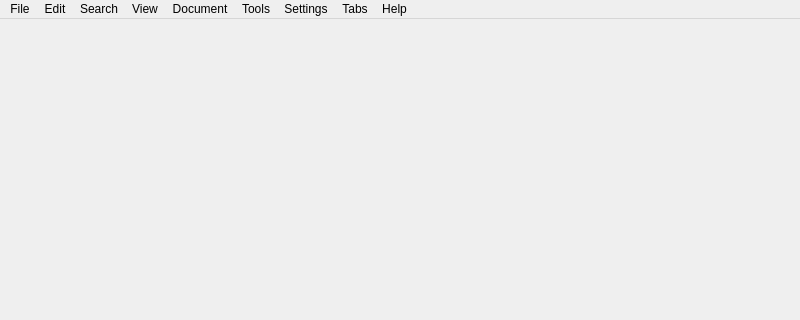
Old version of the form forms/mainwindow.ui in the repository copperspice/diamond; both pictures show x 0 to 800 and y 0 to 320 of the 800 by 600 pixel window.
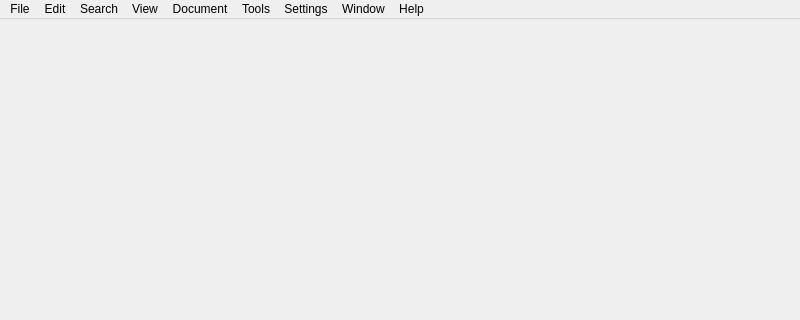
New version of the form.

Commit message: Add window file list, add recent folders

The edit to the form file:
```diff
--- a/forms/mainwindow.ui
+++ b/forms/mainwindow.ui
@@ -188,7 +188,7 @@
    </widget>
    <widget class="QMenu" name="menuWindow">
     <property name="title">
-     <string>Tabs</string>
+     <string>Window</string>
     </property>
     <addaction name="actionTab_New"/>
     <addaction name="actionTab_Close"/>
```
Left out of the diff: 14 changed lines with no effect on the pictures. The commit also changes 21 other files.
